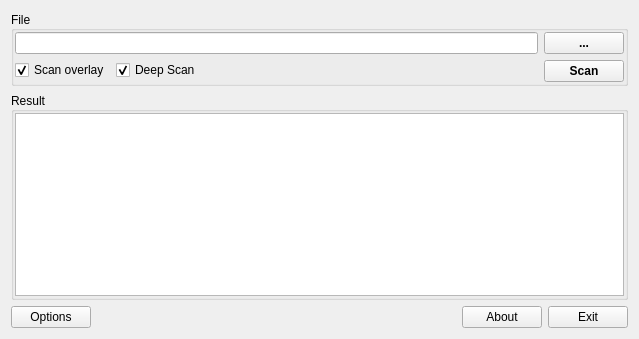
Old version of the form gui_source/guimainwindow.ui in the repository horsicq/Nauz-File-Detector.
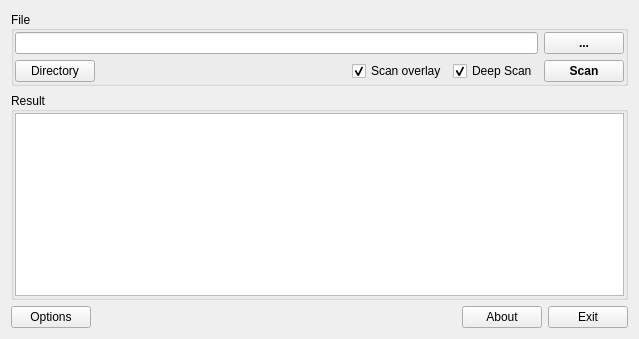
New version of the form.

What changed in the file:
```diff
--- a/gui_source/guimainwindow.ui
+++ b/gui_source/guimainwindow.ui
@@ -44,22 +44,9 @@
          <item>
           <layout class="QHBoxLayout" name="horizontalLayout">
            <item>
-            <widget class="QCheckBox" name="checkBoxScanOverlay">
+            <widget class="QPushButton" name="pushButtonDirectoryScan">
              <property name="text">
-              <string>Scan overlay</string>
-             </property>
-             <property name="checked">
-              <bool>true</bool>
-             </property>
-            </widget>
-           </item>
-           <item>
-            <widget class="QCheckBox" name="checkBoxDeepScan">
-             <property name="text">
-              <string>Deep Scan</string>
-             </property>
-             <property name="checked">
-              <bool>true</bool>
+              <string>Directory</string>
              </property>
             </widget>
            </item>
@@ -76,6 +63,26 @@
              </property>
             </spacer>
            </item>
+           <item>
+            <widget class="QCheckBox" name="checkBoxScanOverlay">
+             <property name="text">
+              <string>Scan overlay</string>
+             </property>
+             <property name="checked">
+              <bool>true</bool>
+             </property>
+            </widget>
+           </item>
+           <item>
+            <widget class="QCheckBox" name="checkBoxDeepScan">
+             <property name="text">
+              <string>Deep Scan</string>
+             </property>
+             <property name="checked">
+              <bool>true</bool>
+             </property>
+            </widget>
+           </item>
           </layout>
          </item>
         </layout>
```
